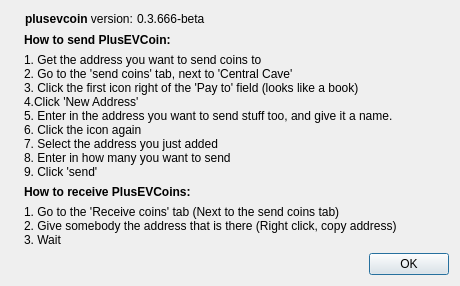
First picture: the form in src/qt/forms/transactionTutDialog.ui, repository plusevcoin/plusevcoin, before the edit.
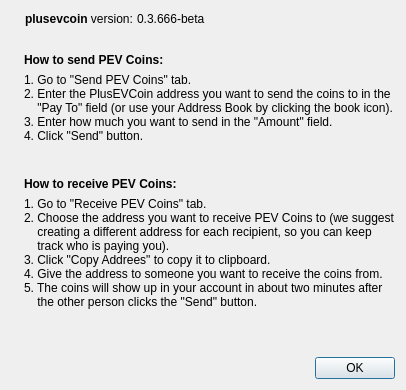
Second picture: the form after the edit. Icons and pictures are not drawn.

What changed in the file:
```diff
--- a/src/qt/forms/transactionTutDialog.ui
+++ b/src/qt/forms/transactionTutDialog.ui
@@ -6,8 +6,8 @@
    <rect>
     <x>0</x>
     <y>0</y>
-    <width>460</width>
-    <height>272</height>
+    <width>200</width>
+    <height>200</height>
    </rect>
   </property>
   <property name="windowTitle">
@@ -97,6 +97,19 @@
        </layout>
       </widget>
      </item>
+     <item>
+      <widget class="QLabel" name="label_topjump">
+       <property name="sizePolicy">
+        <sizepolicy hsizetype="Minimum" vsizetype="Maximum">
+         <horstretch>0</horstretch>
+         <verstretch>0</verstretch>
+        </sizepolicy>
+       </property>
+       <property name="text">
+        <string></string>
+       </property>
+      </widget>
+     </item>
      <item>
       <widget class="QLabel" name="label_2">
        <property name="sizePolicy">
@@ -106,7 +119,7 @@
         </sizepolicy>
        </property>
        <property name="text">
-        <string>&lt;html&gt;&lt;head/&gt;&lt;body&gt;&lt;p&gt;&lt;span style=&quot; font-weight:600;&quot;&gt;How to send PlusEVCoin:&lt;/span&gt;&lt;/p&gt;&lt;/body&gt;&lt;/html&gt;</string>
+        <string>&lt;html&gt;&lt;head/&gt;&lt;body&gt;&lt;p&gt;&lt;span style=&quot; font-weight:600;&quot;&gt;How to send PEV Coins:&lt;/span&gt;&lt;/p&gt;&lt;/body&gt;&lt;/html&gt;</string>
        </property>
        <property name="textInteractionFlags">
         <set>Qt::LinksAccessibleByMouse|Qt::TextSelectableByMouse</set>
@@ -122,15 +135,16 @@
         </sizepolicy>
        </property>
        <property name="text">
-        <string>1. Get the address you want to send coins to
-2. Go to the 'send coins' tab, next to 'Central Cave'
-3. Click the first icon right of the 'Pay to' field (looks like a book)
-4.Click 'New Address'
-5. Enter in the address you want to send stuff too, and give it a name.
-6. Click the icon again
-7. Select the address you just added
-8. Enter in how many you want to send
-9. Click 'send'</string>
+        <string>1. Go to "Send PEV Coins" tab.
+2. Enter the PlusEVCoin address you want to send the coins to in the
+    "Pay To" field (or use your Address Book by clicking the book icon).
+3. Enter how much you want to send in the "Amount" field.
+4. Click "Send" button.
+
+</string>
+       </property>
+       <property name="textInteractionFlags">
+        <set>Qt::LinksAccessibleByMouse|Qt::TextSelectableByKeyboard|Qt::TextSelectableByMouse</set>
        </property>
       </widget>
      </item>
@@ -143,16 +157,36 @@
         </sizepolicy>
        </property>
        <property name="text">
-        <string>&lt;html&gt;&lt;head/&gt;&lt;body&gt;&lt;p&gt;&lt;span style=&quot; font-weight:600;&quot;&gt;How to receive PlusEVCoins:&lt;/span&gt;&lt;/p&gt;&lt;/body&gt;&lt;/html&gt;</string>
+        <string>&lt;html&gt;&lt;head/&gt;&lt;body&gt;&lt;p&gt;&lt;span style=&quot; font-weight:600;&quot;&gt;How to receive PEV Coins:&lt;/span&gt;&lt;/p&gt;&lt;/body&gt;&lt;/html&gt;</string>
+       </property>
+       <property name="textInteractionFlags">
+        <set>Qt::LinksAccessibleByMouse|Qt::TextSelectableByKeyboard|Qt::TextSelectableByMouse</set>
        </property>
       </widget>
      </item>
      <item>
       <widget class="QLabel" name="label_6">
+       <property name="sizePolicy">
+        <sizepolicy hsizetype="Minimum" vsizetype="Maximum">
+         <horstretch>0</horstretch>
+         <verstretch>0</verstretch>
+        </sizepolicy>
+       </property>
        <property name="text">
-        <string>1. Go to the 'Receive coins' tab (Next to the send coins tab)
-2. Give somebody the address that is there (Right click, copy address)
-3. Wait</string>
+        <string>1. Go to "Receive PEV Coins" tab.
+2. Choose the address you want to receive PEV Coins to (we suggest
+    creating a different address for each recipient, so you can keep
+    track who is paying you).
+3. Click "Copy Addrees" to copy it to clipboard.
+4. Give the address to someone you want to receive the coins from.
+5. The coins will show up in your account in about two minutes after
+    the other person clicks the "Send" button.
+
+
+</string>
+       </property>
+       <property name="textInteractionFlags">
+        <set>Qt::LinksAccessibleByMouse|Qt::TextSelectableByKeyboard|Qt::TextSelectableByMouse</set>
        </property>
       </widget>
      </item>
```
Left out of the diff: 11 changed lines with no effect on the pictures.
